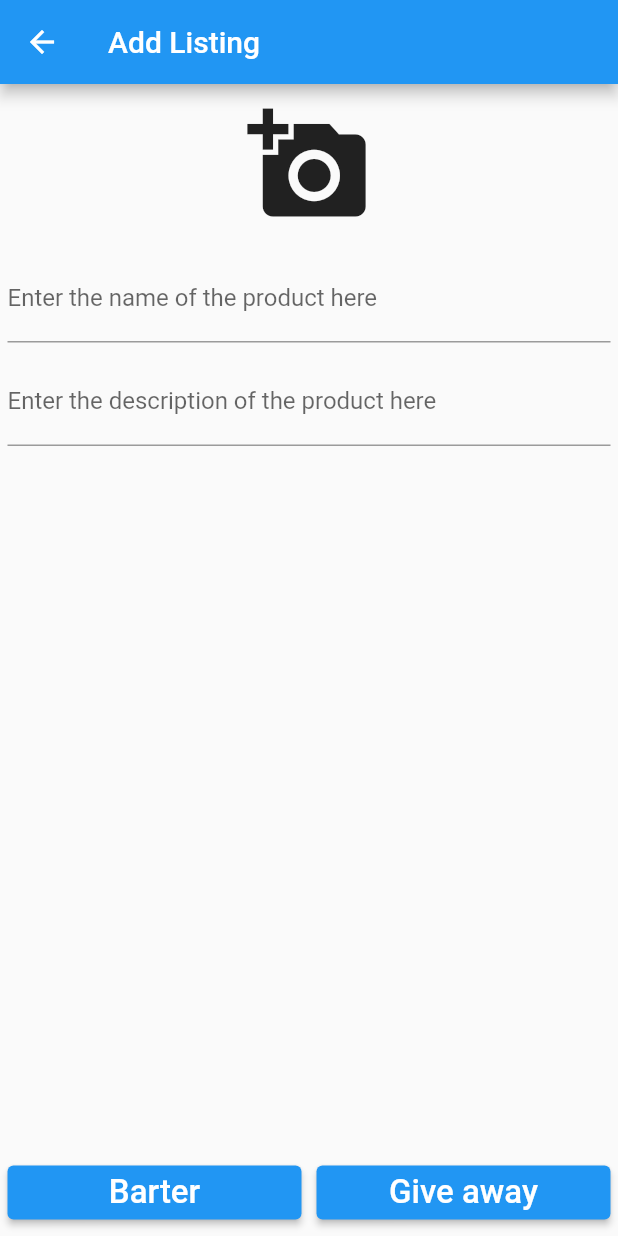
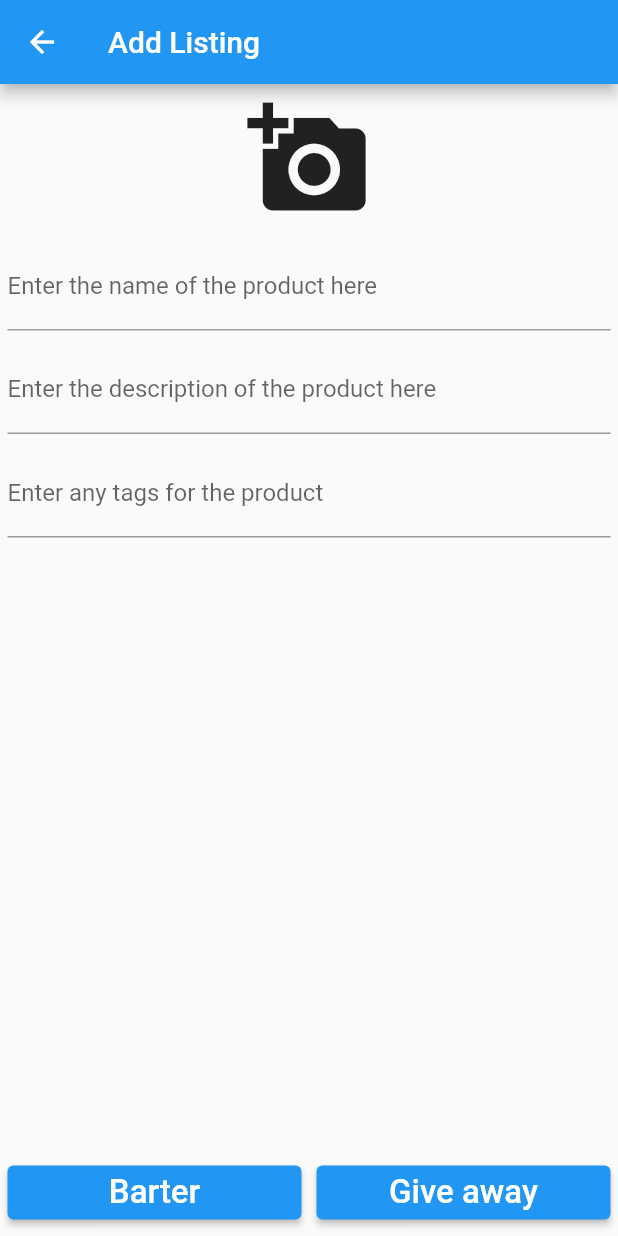
Before and after one commit to rumesh986/gift-it-again, a Flutter app: the screen it shows after launch, after a tap on the "add" icon, on a phone screen of 412 x 824 dp. Run offline on Flutter 3.47's test engine with Material 2 defaults, Android fonts, the phone set to English and light mode, and no system bars.

```diff
--- a/lib/AddListing.dart
+++ b/lib/AddListing.dart
@@ -39,7 +39,7 @@ class _AddListingState extends State<AddListing> {
       body: Column(
         children: [
 					Padding(
-						padding: EdgeInsets.all(5),
+						padding: EdgeInsets.all(1),
 						child: IconButton(
 							icon: Icon(Icons.add_a_photo),
 							iconSize: MediaQuery.of(context).size.width / 5,
@@ -68,7 +68,19 @@ class _AddListingState extends State<AddListing> {
 							},
 						),
 					),
-					Spacer(),
+          Padding(
+						padding: EdgeInsets.all(5),
+						child: TextField(
+							decoration: InputDecoration(
+								labelText: "Enter any tags for the product",
+                hintText: "Comma seperated values pls"
+							),
+							onSubmitted: (value) {
+                current.tags.addAll(value.split(','));
+							},
+						),
+					),
+          Spacer(),
           //1 data entry
 					Container(
 						alignment: Alignment.bottomCenter,
--- a/lib/BarterDetails.dart
+++ b/lib/BarterDetails.dart
@@ -54,7 +54,10 @@ class _BarterDetailsState extends State<BarterDetails> {
         title: Text("Barter Details"),
         actions: [
           IconButton(
-            onPressed: () => setState(() {}),
+            onPressed: () {
+              search = true;
+              setState(() {});
+            },
             icon:Icon(Icons.search),
           ),
         ],
--- a/lib/main.dart
+++ b/lib/main.dart
@@ -75,7 +75,7 @@ class _MyAppState extends State {
 							icon: Icon(Icons.home),
 						),
 						BottomNavigationBarItem(
-							label: "History",
+							label: "Submissions",
 							icon: Icon(Icons.history)
 						),
 						BottomNavigationBarItem(
```
Also changed, not shown: lib/DataStructures.dart (+12 -40 lines), lib/Summary.dart (+22 -5 lines).
